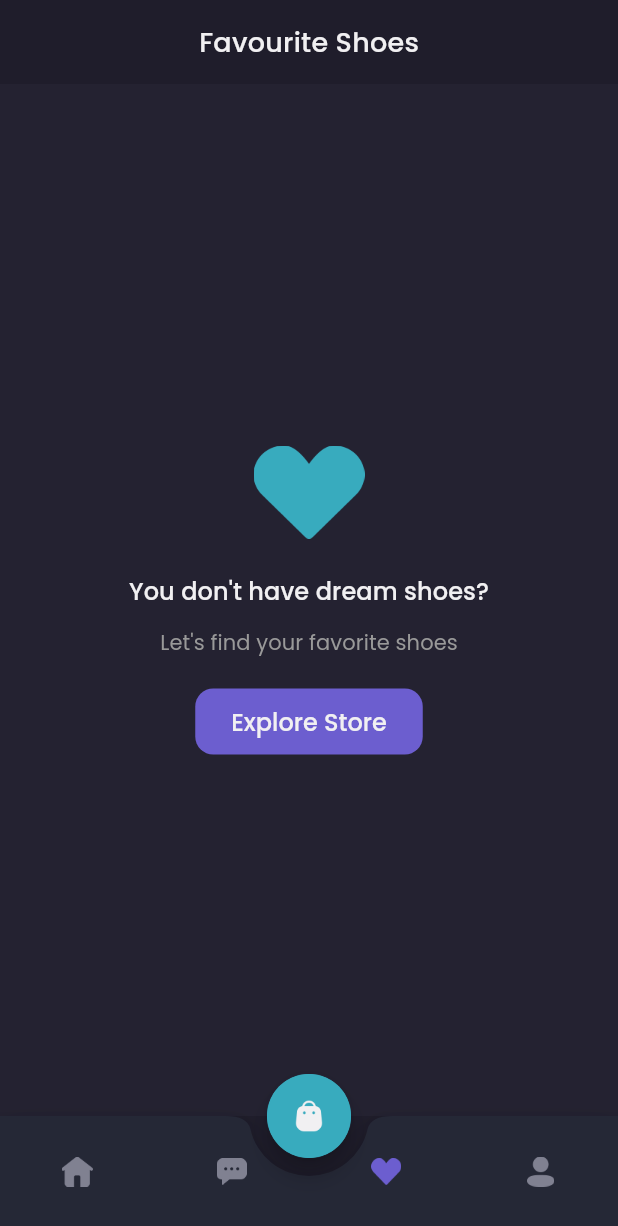
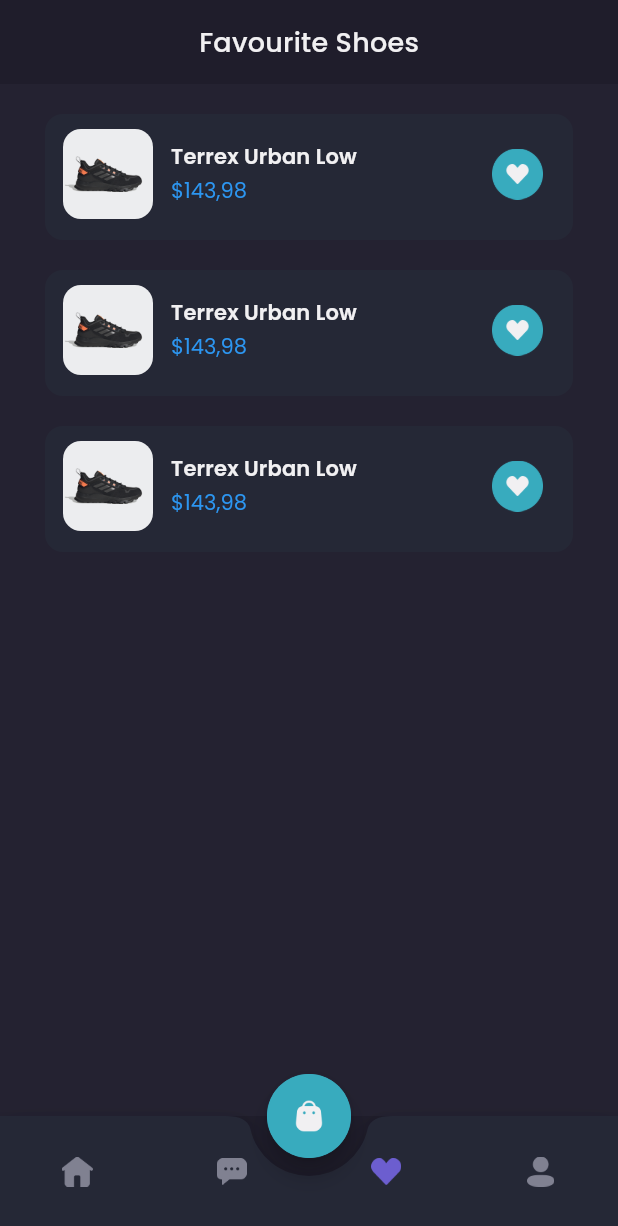
Before and after one commit to RianCahyadi08/Flutter_Shamo, a Flutter app: the MainPage screen opened by its route, item 3 of the bottom bar chosen, on a phone screen of 412 x 824 dp. Shown: the top 1226 px of the screen. Run offline on Flutter 3.47's test engine with Material 2 defaults, Android fonts, the phone set to English and light mode, and no system bars; our stand-ins replace google_fonts.

Commit message:
Create widget wishlist card

```diff
--- a/lib/pages/home/wishlist_page.dart
+++ b/lib/pages/home/wishlist_page.dart
@@ -1,5 +1,6 @@
 import 'package:flutter/material.dart';
 import 'package:shamo/theme/theme.dart';
+import 'package:shamo/widgets/wishlist_card.dart';
 
 class WishlistPage extends StatelessWidget {
   const WishlistPage({super.key});
@@ -87,12 +88,38 @@ class WishlistPage extends StatelessWidget {
     );
   }
 
+  Widget content() {
+    return Expanded(
+      child: Container(
+        color: backgroundColor3,
+        child: ListView(
+          padding: EdgeInsets.symmetric(
+            horizontal: defaultMargin,
+          ),
+          children: const [
+            WishlistCard(),
+            WishlistCard(),
+            WishlistCard(),
+          ],
+        ),
+      ),
+      // child: ListView(
+      //   children: [
+      //     WishlistItem(),
+      //     WishlistItem(),
+      //     WishlistItem(),
+      //   ],
+      // ),
+    );
+  }
+
   @override
   Widget build(BuildContext context) {
     return Column(
       children: [
         header(),
-        emptyWishlist(),
+        // emptyWishlist(),
+        content(),
       ],
     );
   }
--- /dev/null
+++ b/lib/widgets/wishlist_card.dart
@@ -0,0 +1,81 @@
+import 'package:flutter/material.dart';
+import 'package:shamo/theme/theme.dart';
+
+class WishlistCard extends StatelessWidget {
+  const WishlistCard({super.key});
+
+  @override
+  Widget build(BuildContext context) {
+    return Container(
+      height: 84,
+      margin: const EdgeInsets.only(
+        top: 20,
+        // left: 30,
+        // right: 30,
+      ),
+      padding: const EdgeInsets.only(
+        top: 10,
+        left: 12,
+        bottom: 14,
+        right: 20,
+      ),
+      decoration: BoxDecoration(
+        color: backgroundColor4,
+        borderRadius: BorderRadius.circular(12),
+      ),
+      child: Row(
+        crossAxisAlignment: CrossAxisAlignment.start,
+        children: [
+          ClipRRect(
+            borderRadius: BorderRadius.circular(12),
+            child: Image.asset(
+              'assets/product_2.png',
+              width: 60,
+            ),
+          ),
+          const SizedBox(
+            width: 12,
+          ),
+          Expanded(
+            child: Column(
+              crossAxisAlignment: CrossAxisAlignment.start,
+              mainAxisAlignment: MainAxisAlignment.center,
+              children: [
+                Text(
+                  'Terrex Urban Low',
+                  style: primaryTextStyle.copyWith(
+                    fontSize: 14,
+                    fontWeight: semiBold,
+                    letterSpacing: 0.14,
+                  ),
+                ),
+                const SizedBox(
+                  height: 2,
+                ),
+                Text(
+                  '\$143,98',
+                  style: priceTextStyle.copyWith(
+                    fontSize: 14,
+                    fontWeight: reguler,
+                  ),
+                ),
+              ],
+            ),
+          ),
+          GestureDetector(
+            child: Column(
+              mainAxisAlignment: MainAxisAlignment.center,
+              children: [
+                Image.asset(
+                  'assets/btn_wishlist_active.png',
+                  width: 34,
+                  height: 34,
+                ),
+              ],
+            ),
+          )
+        ],
+      ),
+    );
+  }
+}
```
Also changed, not shown: assets/product_2.png (added).
